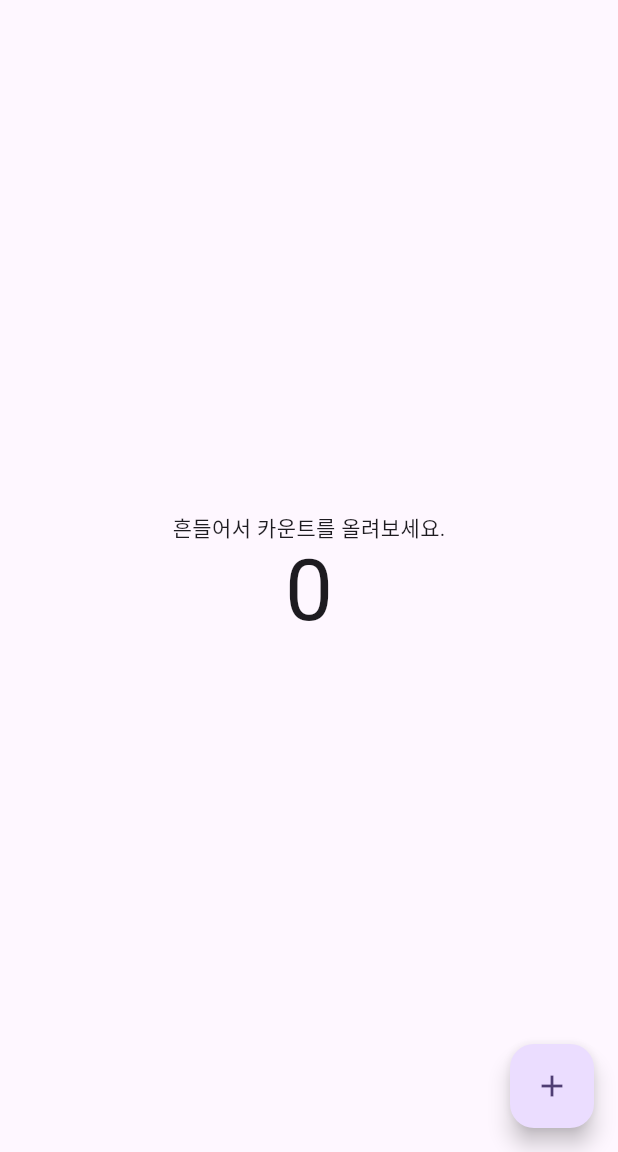
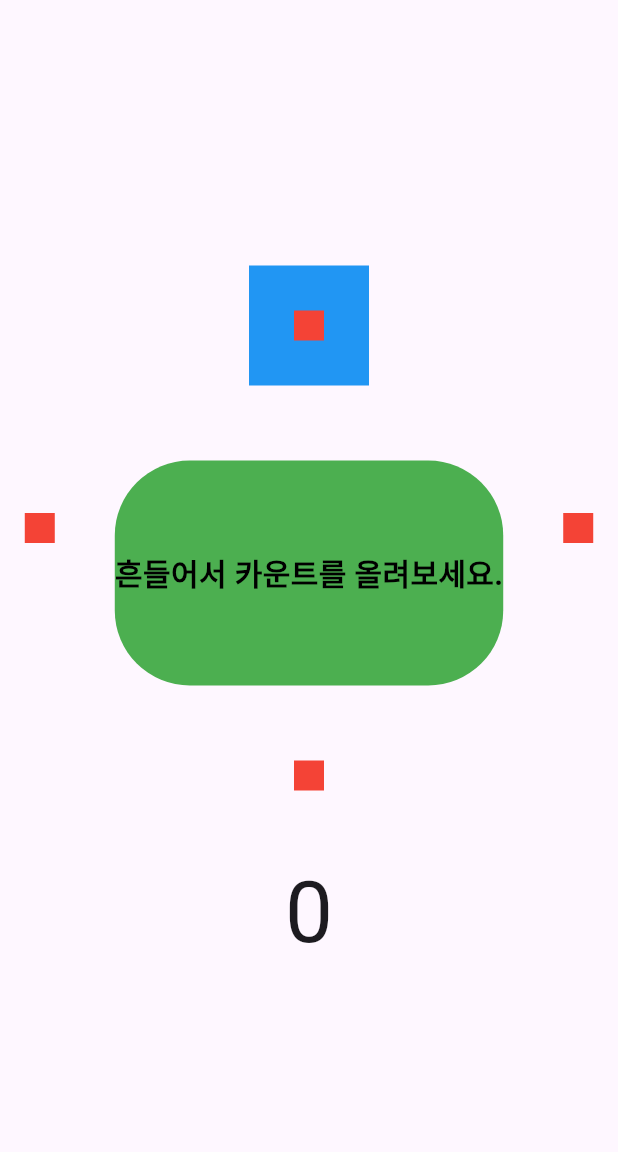
Before and after one commit to giyoungjang/shake_count_app, a Flutter app: the screen it shows after launch, on a phone screen of 412 x 824 dp, the part 84-1236 px from its top. Run offline on Flutter 3.47's test engine with Material 3 defaults, Android fonts, the phone set to English and light mode, and no system bars; our stand-ins replace velocity_x; missing offline and left inert: shake.

Commit message:
velocity_x 라이브러리 실습

```diff
--- a/lib/my_home_page.dart
+++ b/lib/my_home_page.dart
@@ -1,21 +1,12 @@
 import 'dart:ui';
-
 import 'package:flutter/cupertino.dart';
 import 'package:flutter/material.dart';
-import 'package:flutter/src/services/predictive_back_event.dart';
 import 'package:shake/shake.dart';
+import 'package:shake_count_app/red_box.dart';
+import 'package:velocity_x/velocity_x.dart';
 
 class MyHomePage extends StatefulWidget {
   const MyHomePage({super.key, required this.title});
-
-  // This widget is the home page of your application. It is stateful, meaning
-  // that it has a State object (defined below) that contains fields that affect
-  // how it looks.
-
-  // This class is the configuration for the state. It holds the values (in this
-  // case the title) provided by the parent (in this case the App widget) and
-  // used by the build method of the State. Fields in a Widget subclass are
-  // always marked "final".
 
   final String title;
 
@@ -28,7 +19,8 @@
 
   @override
   void initState() {
-     ShakeDetector.autoStart(
+    super.initState();
+    ShakeDetector.autoStart(
       onPhoneShake: () {
         setState(() {
           _counter++;
@@ -36,59 +28,52 @@
       },
       shakeThresholdGravity: 1.5,
     );
-    super.initState();
   }
 
   void _incrementCounter() {
     setState(() {
-      // This call to setState tells the Flutter framework that something has
-      // changed in this State, which causes it to rerun the build method below
-      // so that the display can reflect the updated values. If we changed
-      // _counter without calling setState(), then the build method would not be
-      // called again, and so nothing would appear to happen.
       _counter++;
     });
   }
 
   @override
   Widget build(BuildContext context) {
-    // This method is rerun every time setState is called, for instance as done
-    // by the _incrementCounter method above.
-    //
-    // The Flutter framework has been optimized to make rerunning build methods
-    // fast, so that you can just rebuild anything that needs updating rather
-    // than having to individually change instances of widgets.
     return Scaffold(
       appBar: AppBar(
-        // TRY THIS: Try changing the color here to a specific color (to
-        // Colors.amber, perhaps?) and trigger a hot reload to see the AppBar
-        // change color while the other colors stay the same.
         backgroundColor: Theme.of(context).colorScheme.inversePrimary,
-        // Here we take the value from the MyHomePage object that was created by
-        // the App.build method, and use it to set our appbar title.
         title: Text(widget.title),
       ),
       body: Center(
-        // Center is a layout widget. It takes a single child and positions it
-        // in the middle of the parent.
         child: Column(
-          // Column is also a layout widget. It takes a list of children and
-          // arranges them vertically. By default, it sizes itself to fit its
-          // children horizontally, and tries to be as tall as its parent.
-          //
-          // Column has various properties to control how it sizes itself and
-          // how it positions its children. Here we use mainAxisAlignment to
-          // center the children vertically; the main axis here is the vertical
-          // axis because Columns are vertical (the cross axis would be
-          // horizontal).
-          //
-          // TRY THIS: Invoke "debug painting" (choose the "Toggle Debug Paint"
-          // action in the IDE, or press "p" in the console), to see the
-          // wireframe for each widget.
           mainAxisAlignment: MainAxisAlignment.center,
           children: <Widget>[
-            const Text(
-              '흔들어서 카운트를 올려보세요.',
+            Row(
+              mainAxisAlignment: MainAxisAlignment.center,
+              children: [
+                const RedBox(),
+                Column(
+                  children: [
+                    const RedBox().box.padding(EdgeInsets.all(30)).color(Colors.blue).make(),
+                    '흔들어서 카운트를 올려보세요.'
+                        .text
+                        .color(Colors.red)
+                        .bold
+                        .white
+                        .black
+                        .size(20)
+                        .isIntrinsic
+                        .makeCentered( )
+                        .box
+                        .withRounded(value: 50)
+                        .color(Colors.green)
+                        .height(150)
+                        .make()
+                        .pSymmetric(h: 20, v: 50),
+                    const RedBox(),
+                  ],
+                ).pSymmetric(h: 20, v: 50),
+                const RedBox(),
+              ],
             ),
             Text(
               '$_counter',
@@ -97,11 +82,6 @@
           ],
         ),
       ),
-      floatingActionButton: FloatingActionButton(
-        onPressed: _incrementCounter,
-        tooltip: 'Increment',
-        child: const Icon(Icons.add),
-      ), // This trailing comma makes auto-formatting nicer for build methods.
     );
   }
 }
--- /dev/null
+++ b/lib/red_box.dart
@@ -0,0 +1,11 @@
+import 'package:flutter/material.dart';
+import 'package:velocity_x/velocity_x.dart';
+
+class RedBox extends StatelessWidget {
+  const RedBox({
+    super.key,
+  });
+
+  @override
+  Widget build(BuildContext context) => Container().box.color(Colors.red).size(20, 20).make();
+}
--- a/pubspec.yaml
+++ b/pubspec.yaml
@@ -36,6 +36,7 @@
   # Use with the CupertinoIcons class for iOS style icons.
   cupertino_icons: ^1.0.6
   shake: ^2.2.0
+  velocity_x: ^4.2.1
 
 dev_dependencies:
   flutter_test:
```
Also changed, not shown: pubspec.lock.
